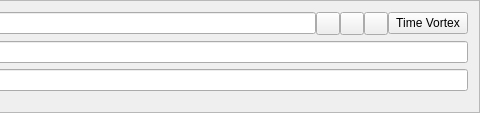
Qt form src/qt/forms/sendcoinsentry.ui (SonicScrew/SonicScrewdriver) before a commit; both pictures show x 249 to 729 and y 0 to 113 of the 729 by 113 pixel window.
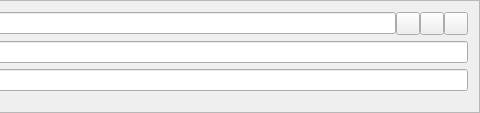
The same form after that commit. Icons and pictures are not drawn. Custom widgets are drawn as their Qt base class.

What changed in the file:
```diff
--- a/src/qt/forms/sendcoinsentry.ui
+++ b/src/qt/forms/sendcoinsentry.ui
@@ -13,6 +13,12 @@
   <property name="windowTitle">
    <string>Form</string>
   </property>
+  <property name="autoFillBackground">
+   <bool>false</bool>
+  </property>
+  <property name="styleSheet">
+   <string notr="true"/>
+  </property>
   <property name="frameShape">
    <enum>QFrame::StyledPanel</enum>
   </property>
@@ -96,13 +102,6 @@
        </property>
       </widget>
      </item>
-     <item>
-      <widget class="QPushButton" name="stealthsendButton">
-       <property name="text">
-        <string>Time Vortex</string>
-       </property>
-      </widget>
-     </item>
     </layout>
    </item>
    <item row="1" column="0">
```
Left out of the diff: 9 changed lines with no effect on the pictures.
